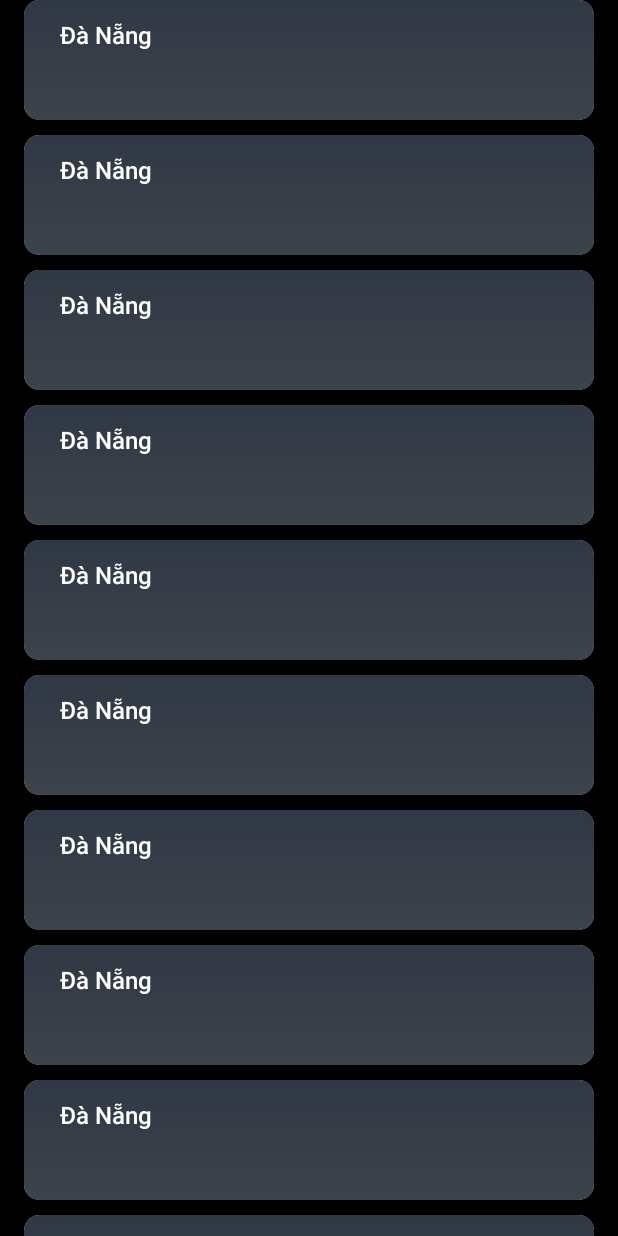
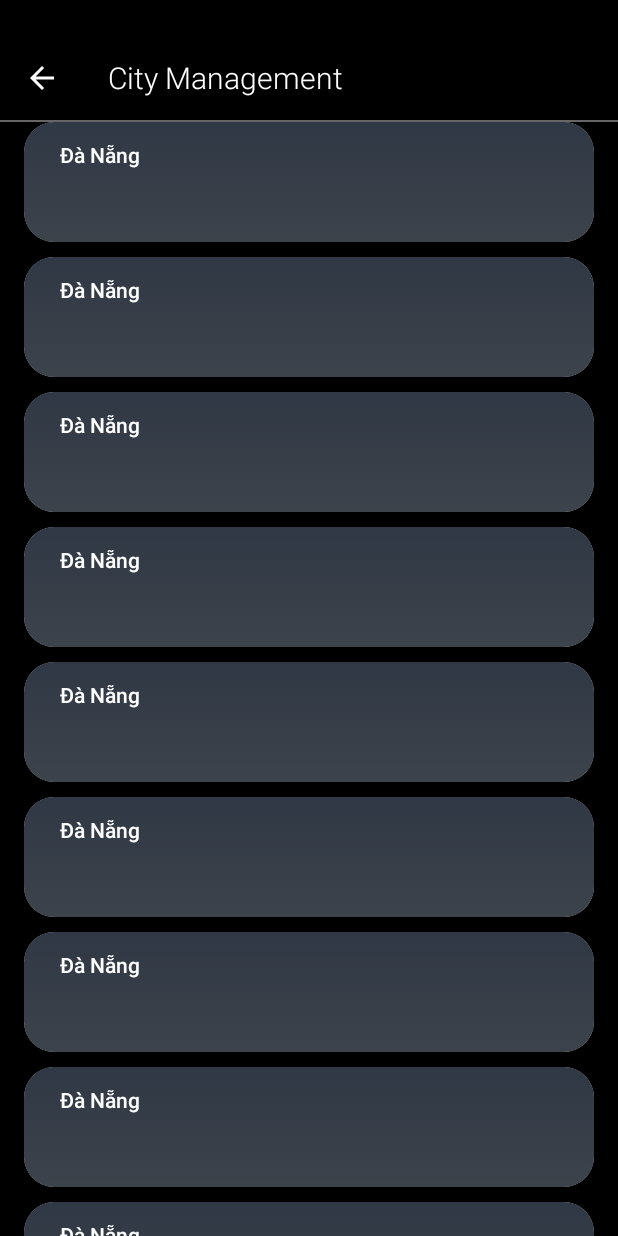
Before and after one commit to duy-maimanh/City-Weather, an Android app: the CitiesManageFragment screen opened through its navigation route, on a phone screen of 412 x 824 dp. Run offline under Robolectric (Android 15) with nearby library versions, the light colour scheme and no system bars; our stand-ins replace Dagger/Hilt's generated code, RxJava; libraries missing offline, so code that uses them is left out: com.opencsv, dev.chrisbanes.insetter; network calls fail; 2 statements that could not run were skipped.

Commit message:
add toolbar for city management

```diff
--- a/app/src/main/java/com/mmd/cityweather/citiesmanage/presentation/CitiesManageFragment.kt
+++ b/app/src/main/java/com/mmd/cityweather/citiesmanage/presentation/CitiesManageFragment.kt
@@ -6,9 +6,11 @@ import android.view.View
 import android.view.ViewGroup
 import androidx.core.content.ContextCompat
 import androidx.fragment.app.Fragment
+import androidx.navigation.fragment.findNavController
 import androidx.recyclerview.widget.DividerItemDecoration
 import androidx.recyclerview.widget.LinearLayoutManager
 import com.mmd.cityweather.R
+import com.mmd.cityweather.common.MainActivity
 import com.mmd.cityweather.databinding.FragmentCitiesManageBinding
 
 class CitiesManageFragment : Fragment() {
@@ -16,7 +18,9 @@ class CitiesManageFragment : Fragment() {
     private lateinit var citiesAdapter: CitiesManageAdapter
 
     override fun onCreateView(
-        inflater: LayoutInflater, container: ViewGroup?, savedInstanceState: Bundle?
+        inflater: LayoutInflater,
+        container: ViewGroup?,
+        savedInstanceState: Bundle?
     ): View {
         // Inflate the layout for this fragment
         binding = FragmentCitiesManageBinding.inflate(
@@ -31,9 +35,24 @@ class CitiesManageFragment : Fragment() {
     }
 
     private fun initView() {
+        val statusBarHeightId =
+            resources.getIdentifier("status_bar_height", "dimen", "android")
+        val statusBarHeight = resources.getDimensionPixelSize(statusBarHeightId)
+        (binding.toolbarManageCities.layoutParams as? ViewGroup.MarginLayoutParams)?.topMargin =
+            statusBarHeight
+
+        binding.toolbarManageCities.setNavigationOnClickListener {
+            findNavController().popBackStack()
+        }
         citiesAdapter = CitiesManageAdapter()
-        val decoration = DividerItemDecoration(requireContext(), DividerItemDecoration.VERTICAL)
-        ContextCompat.getDrawable(requireContext(), R.drawable.manage_cities_divider)?.let {
+        val decoration = DividerItemDecoration(
+            requireContext(),
+            DividerItemDecoration.VERTICAL
+        )
+        ContextCompat.getDrawable(
+            requireContext(),
+            R.drawable.manage_cities_divider
+        )?.let {
             decoration.setDrawable(it)
         }
         with(binding.recyclerviewCities) {
--- a/app/src/main/res/layout/fragment_cities_manage.xml
+++ b/app/src/main/res/layout/fragment_cities_manage.xml
@@ -4,13 +4,32 @@
     android:layout_width="match_parent"
     android:layout_height="match_parent">
 
+    <androidx.appcompat.widget.Toolbar
+        android:id="@+id/toolbarManageCities"
+        android:layout_width="match_parent"
+        android:layout_height="?attr/actionBarSize"
+        android:theme="@style/ToolbarColoredBackArrow"
+        app:layout_constraintTop_toTopOf="parent"
+        app:navigationIcon="?attr/homeAsUpIndicator"
+        app:title="City Management"
+        app:titleTextAppearance="@style/TextAppearance.CityWeather.Title.Collapsed"
+        app:titleTextColor="@color/white" />
+
+    <View
+        android:id="@+id/tool_bar_bottom_line"
+        android:layout_width="match_parent"
+        android:layout_height="1dp"
+        android:background="#66FFFFFF"
+        app:layout_constraintTop_toBottomOf="@id/toolbarManageCities" />
+
     <androidx.recyclerview.widget.RecyclerView
         android:id="@+id/recyclerviewCities"
         android:layout_width="match_parent"
-        android:layout_height="match_parent"
+        android:layout_height="0dp"
         android:clipToPadding="false"
         android:paddingStart="16dp"
         android:paddingEnd="16dp"
         android:paddingBottom="48dp"
-        app:layout_constraintTop_toTopOf="parent" />
+        app:layout_constraintBottom_toBottomOf="parent"
+        app:layout_constraintTop_toBottomOf="@id/tool_bar_bottom_line" />
 </androidx.constraintlayout.widget.ConstraintLayout>
--- a/app/src/main/res/layout/item_manage_city.xml
+++ b/app/src/main/res/layout/item_manage_city.xml
@@ -3,7 +3,8 @@
     xmlns:app="http://schemas.android.com/apk/res-auto"
     android:layout_width="match_parent"
     android:layout_height="wrap_content"
-    app:cardCornerRadius="10dp">
+    android:elevation="0dp"
+    app:cardCornerRadius="20dp">
 
     <androidx.constraintlayout.widget.ConstraintLayout
         android:layout_width="match_parent"
@@ -17,7 +18,7 @@
             android:paddingStart="24dp"
             android:paddingEnd="24dp"
             android:text="Đà Nẵng"
-            android:textSize="16sp"
+            android:textSize="14sp"
             android:textStyle="bold"
             app:layout_constraintTop_toTopOf="parent" />
     </androidx.constraintlayout.widget.ConstraintLayout>
--- a/app/src/main/res/values/styles.xml
+++ b/app/src/main/res/values/styles.xml
@@ -14,4 +14,8 @@
     <style name="WeatherToolbarStyle" parent="Widget.AppCompat.Light.ActionButton.Overflow">
         <item name="tint">#FFFFFF</item>
     </style>
+
+    <style name="ToolbarColoredBackArrow" parent="Widget.AppCompat.ActionBar">
+        <item name="android:textColorSecondary">#ffffff</item>
+    </style>
 </resources>
```
